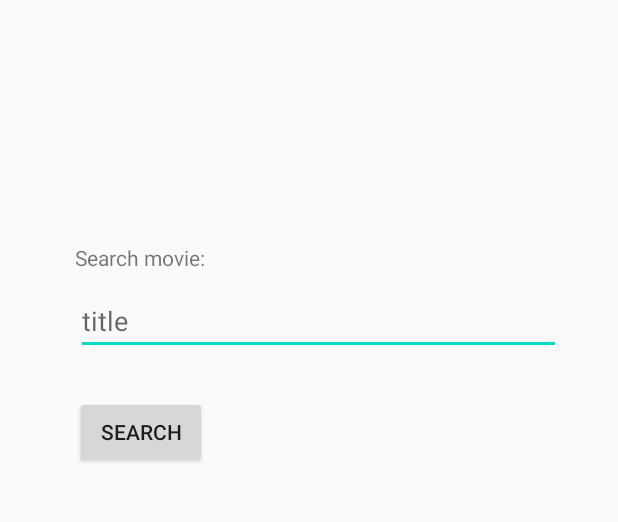
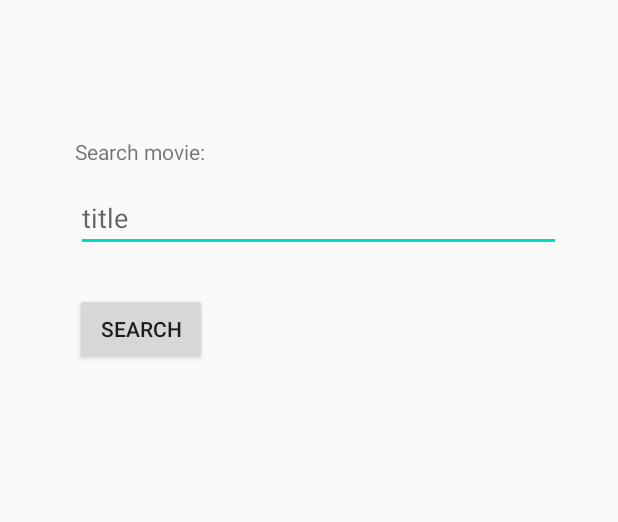
Before and after one commit to PrettyPrintSpaghettiCode/movieproject, an Android app: the screen it shows after launch (MainActivity), on a phone screen of 412 x 824 dp, the part 190-712 px from its top. Run offline under Robolectric (Android 15) with nearby library versions, the phone set to English and light mode, and no system bars.

Commit message:
fix typo and layout

```diff
--- a/app/src/main/res/layout/activity_main.xml
+++ b/app/src/main/res/layout/activity_main.xml
@@ -24,7 +24,7 @@
         android:id="@+id/textDescription"
         android:layout_width="wrap_content"
         android:layout_height="wrap_content"
-        android:layout_marginTop="162dp"
+        android:layout_marginTop="91dp"
         android:text="Search movie:"
         app:layout_constraintBottom_toBottomOf="parent"
         app:layout_constraintEnd_toEndOf="parent"
--- a/app/src/main/res/layout/list_result.xml
+++ b/app/src/main/res/layout/list_result.xml
@@ -10,6 +10,8 @@
         <LinearLayout
             android:layout_width="match_parent"
             android:layout_height="wrap_content"
+            android:layout_marginTop="10dp"
+            android:layout_marginBottom="10dp"
             android:orientation="vertical">
 
             <TextView
--- a/restlib/src/main/java/com/thalesgroup/restlib/TmdbRestApi.java
+++ b/restlib/src/main/java/com/thalesgroup/restlib/TmdbRestApi.java
@@ -22,7 +22,7 @@ public class TmdbRestApi extends AsyncTask<HttpQueryParameter, Void, JSONObject>
     private static final String TMDB_SEARCH_URL = "https://api.themoviedb.org/3/search/movie";
     //TODO: private credential!
     private static final String TMDB_API_KEY = "4d6ee52c4891f4013dbdcad73a75f1c7";
-    protected static final String TMDB_RESULT_ROOT = "result";
+    protected static final String TMDB_RESULT_ROOT = "results";
     private IRestApiListener caller;
 
     public TmdbRestApi(IRestApiListener caller) {
```
